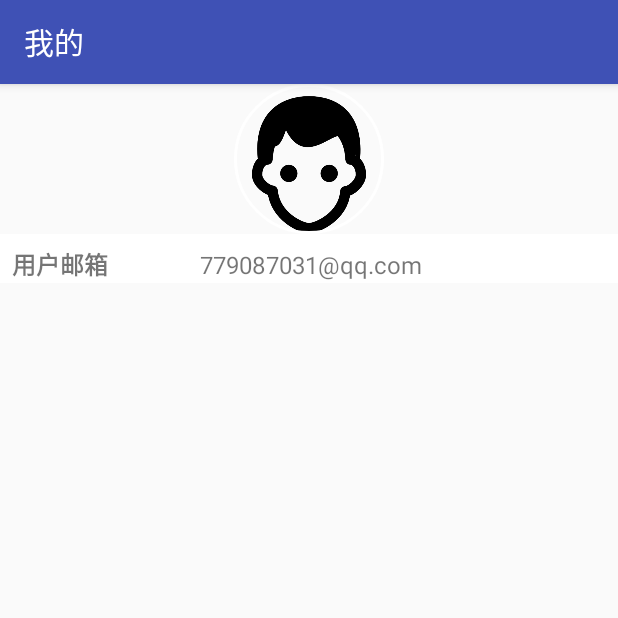
After one commit to faultaddr/CUFE_TRIP, an Android app: the Mine screen opened directly, with no data from a screen before it, on a phone screen of 412 x 824 dp, the top half of it. The commit adds this screen. Run offline under Robolectric (Android 15) with nearby library versions, the phone set to English and light mode, and no system bars.

Commit message:
增加了广播和我的界面

```diff
--- a/app/src/main/AndroidManifest.xml
+++ b/app/src/main/AndroidManifest.xml
@@ -134,7 +134,8 @@
             android:enabled="true"
             android:exported="true" />
 
-        <activity android:name=".TempActivity"></activity>
+        <activity android:name=".TempActivity" />
+        <activity android:name=".Mine"></activity>
     </application>
 
 </manifest>
--- a/app/src/main/java/com/example/panda/myapplication/LoginActivity.java
+++ b/app/src/main/java/com/example/panda/myapplication/LoginActivity.java
@@ -365,10 +365,11 @@ public class LoginActivity extends AppCompatActivity implements LoaderCallbacks<
 
         private final String mEmail;
         private final String mPassword;
-
+        private String s;
         UserLoginTask(String email, String password) {
             mEmail = email;
             mPassword = password;
+
         }
 
 
@@ -458,7 +459,7 @@ public class LoginActivity extends AppCompatActivity implements LoaderCallbacks<
             }
 
         public void record(){
-
+            s=mEmail;
                 SharedPreferences sp = getSharedPreferences("info", MODE_PRIVATE);
 
                 //获得sp的编辑器
@@ -492,7 +493,10 @@ public class LoginActivity extends AppCompatActivity implements LoaderCallbacks<
                 Intent intent = new Intent();
 
                 intent.setClass(LoginActivity.this,Progress.class);
-
+                intent.setAction("com.example.panda");
+                intent.putExtra("name", s);
+                LoginActivity.this.sendBroadcast(intent);
+                Toast.makeText(getApplicationContext(), "发送广播成功", Toast.LENGTH_SHORT).show();
                 startActivity(intent);
 
                 finish();
--- a/app/src/main/java/com/example/panda/myapplication/MainActivity.java
+++ b/app/src/main/java/com/example/panda/myapplication/MainActivity.java
@@ -52,6 +52,7 @@ public class MainActivity extends AppCompatActivity implements ViewPager.OnPageC
     private LinearLayout Imageview;
     private LinearLayout Imageview_setting;
     private LinearLayout Imageview_enroll;
+    private LinearLayout Imageview_mine;
     private ImageView weather;
     private ImageView calender;
     private ImageView require;
@@ -292,6 +293,16 @@ fragment 碎片显示
                 startActivity(intent);
             }
         });
+        Imageview_mine=(LinearLayout)findViewById(R.id.mine);
+        Imageview_mine.setOnClickListener(new View.OnClickListener() {
+            @Override
+            public void onClick(View v) {
+                Intent intent =new Intent();
+                intent.setClass(MainActivity.this,Mine.class);
+                startActivity(intent);
+            }
+        });
+
     }
 
     private void InitView() {
--- /dev/null
+++ b/app/src/main/java/com/example/panda/myapplication/Mine.java
@@ -0,0 +1,55 @@
+package com.example.panda.myapplication;
+
+import android.content.BroadcastReceiver;
+import android.content.Context;
+import android.content.Intent;
+import android.content.IntentFilter;
+import android.support.v7.app.ActionBar;
+import android.support.v7.app.AppCompatActivity;
+import android.os.Bundle;
+import android.util.Log;
+import android.widget.EditText;
+import android.widget.TextView;
+
+public class Mine extends AppCompatActivity {
+    private String s;
+    private Receiver myBroadcastReceiver;
+    private TextView textView;
+    @Override
+    protected void onCreate(Bundle savedInstanceState) {
+
+        super.onCreate(savedInstanceState);
+        setContentView(R.layout.activity_mine);
+        ActionBar actionBar = getSupportActionBar();
+        if (actionBar != null) {
+            // Show the Up button in the action bar.
+            //actionBar.setDisplayHomeAsUpEnabled(true);
+            //actionBar.setDisplayShowHomeEnabled(true);
+            //actionBar.setLogo(R.mipmap.ic_launcher);
+            //actionBar.setDisplayUseLogoEnabled(true);
+            actionBar.setTitle("我的");
+        }
+        myBroadcastReceiver = new Receiver();
+        IntentFilter filter = new IntentFilter();
+        filter.addAction("com.example.panda");
+        registerReceiver(myBroadcastReceiver, filter);
+
+
+
+
+        unregisterReceiver(myBroadcastReceiver);
+
+
+    }
+    class Receiver extends BroadcastReceiver {
+
+        @Override
+        public void onReceive(Context context, Intent intent) {
+            s= intent.getExtras().getString("name");
+            Log.i("Recevier1", "接收到:"+s);
+            textView=(TextView)findViewById(R.id.my_email_name);
+            textView.setText(s);
+        }
+
+    }
+}
--- /dev/null
+++ b/app/src/main/java/com/example/panda/myapplication/RoundImageView.java
@@ -0,0 +1,65 @@
+package com.example.panda.myapplication;
+
+import android.content.Context;
+import android.graphics.Canvas;
+import android.graphics.Color;
+import android.graphics.Paint;
+import android.graphics.PorterDuff;
+import android.graphics.PorterDuffXfermode;
+import android.graphics.RectF;
+import android.util.AttributeSet;
+import android.widget.ImageView;
+
+public class RoundImageView extends ImageView {
+
+    public RoundImageView(Context context, AttributeSet attrs) {
+        super(context, attrs);
+        init();
+    }
+
+    public RoundImageView(Context context) {
+        super(context);
+        init();
+    }
+
+    private final RectF roundRect = new RectF();
+    private float rect_adius = 90;
+    private final Paint maskPaint = new Paint();
+    private final Paint zonePaint = new Paint();
+
+    private void init() {
+        maskPaint.setAntiAlias(true);
+        maskPaint.setXfermode(new PorterDuffXfermode(PorterDuff.Mode.SRC_IN));
+        maskPaint.setFilterBitmap(true);
+        zonePaint.setAntiAlias(true);
+        zonePaint.setColor(Color.WHITE);
+        zonePaint.setFilterBitmap(true);
+        float density = getResources().getDisplayMetrics().density;
+        rect_adius = rect_adius * density;
+    }
+
+    public void setRectAdius(float adius) {
+        rect_adius = adius;
+        invalidate();
+    }
+
+    @Override
+    protected void onLayout(boolean changed, int left, int top, int right,
+            int bottom) {
+        super.onLayout(changed, left, top, right, bottom);
+        int w = getWidth();
+        int h = getHeight();
+        roundRect.set(0, 0, w, h);
+    }
+
+    @Override
+    public void draw(Canvas canvas) {
+        canvas.saveLayer(roundRect, zonePaint, Canvas.ALL_SAVE_FLAG);
+        canvas.drawRoundRect(roundRect, rect_adius, rect_adius, zonePaint);
+        //
+        canvas.saveLayer(roundRect, maskPaint, Canvas.ALL_SAVE_FLAG);
+        super.draw(canvas);
+        canvas.restore();
+    }
+
+}
--- /dev/null
+++ b/app/src/main/res/drawable/boder.xml
@@ -0,0 +1,15 @@
+<?xml version="1.0" encoding="utf-8"?>
+<shape xmlns:android="http://schemas.android.com/apk/res/android" >
+
+    <solid android:color="#FFFFFF" />
+
+    <stroke
+        android:width="0.01dp"
+        android:color="#FFFFFF" />
+
+    <padding
+        android:bottom="1dp"
+        android:left="0.5dp"
+        android:right="0.5dp"
+        android:top="0dp" />
+</shape>
--- /dev/null
+++ b/app/src/main/res/drawable/rectangle.xml
@@ -0,0 +1,13 @@
+<?xml version="1.0" encoding="UTF-8"?>
+<shape xmlns:android="http://schemas.android.com/apk/res/android"
+    android:shape="rectangle" >
+
+    <solid android:color="#00000000" />
+
+    <corners android:radius="90dp" />
+
+    <stroke
+        android:width="2dp"
+        android:color="#fff" />
+
+</shape>
--- /dev/null
+++ b/app/src/main/res/layout/activity_mine.xml
@@ -0,0 +1,55 @@
+<?xml version="1.0" encoding="utf-8"?>
+<LinearLayout xmlns:android="http://schemas.android.com/apk/res/android"
+    android:orientation="vertical" android:layout_width="match_parent"
+    android:layout_height="match_parent">
+    <RelativeLayout
+        android:layout_width="match_parent"
+        android:layout_height="wrap_content"
+
+         >
+
+        <com.example.panda.myapplication.RoundImageView
+            android:id="@+id/img_user_icon"
+            android:layout_width="100dp"
+            android:layout_height="100dp"
+            android:layout_centerHorizontal="true"
+            android:scaleType="centerCrop"
+            android:src="@drawable/touxiang" />
+
+        <ImageView
+            android:layout_width="100dp"
+            android:layout_height="100dp"
+            android:layout_centerHorizontal="true"
+            android:background="@drawable/rectangle" />
+    </RelativeLayout>
+    <LinearLayout
+        android:layout_width="match_parent"
+        android:layout_height="wrap_content"
+        android:orientation="horizontal"
+        android:background="@drawable/boder"
+        >
+        <TextView
+            android:layout_weight="1"
+            android:id="@+id/my_email"
+            android:layout_width="wrap_content"
+            android:layout_height="wrap_content"
+            android:text="用户邮箱"
+            android:textSize="16sp"
+            android:textStyle="bold"
+            android:layout_marginLeft="8dp"
+            android:layout_marginTop="8dp"
+
+            />
+        <TextView
+            android:id="@+id/my_email_name"
+            android:layout_weight="2"
+            android:layout_width="wrap_content"
+            android:layout_height="wrap_content"
+            android:layout_marginRight="8dp"
+            android:text="779087031@qq.com"
+            android:layout_marginTop="8dp"
+            android:textSize="16sp"
+
+            />
+    </LinearLayout>
+</LinearLayout>
```
Also changed, not shown: app/src/main/res/drawable/touxiang.png (added), 27 other files.
